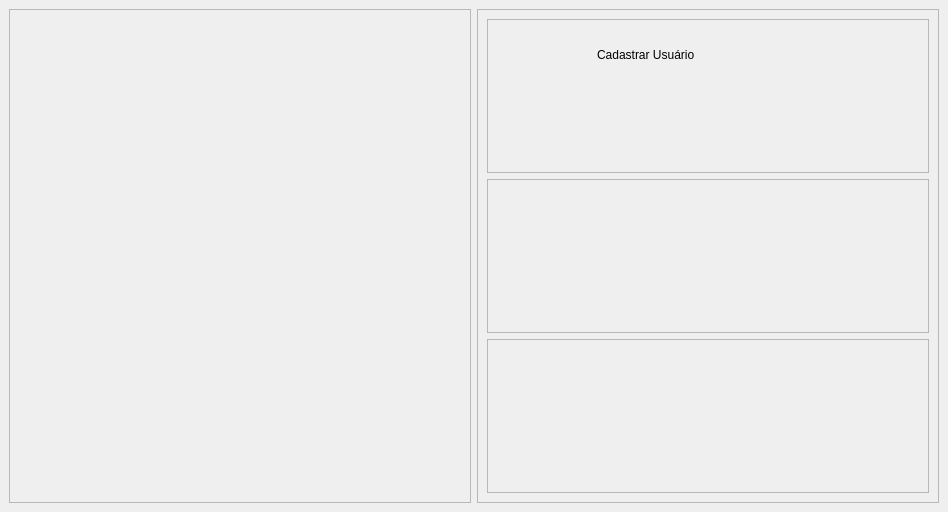
This is Desktop/Novembro/21 de Novembro/design.ui in Faelavgtt/BancoDeDados as Qt 5 draws it before an edit. The edited form follows.
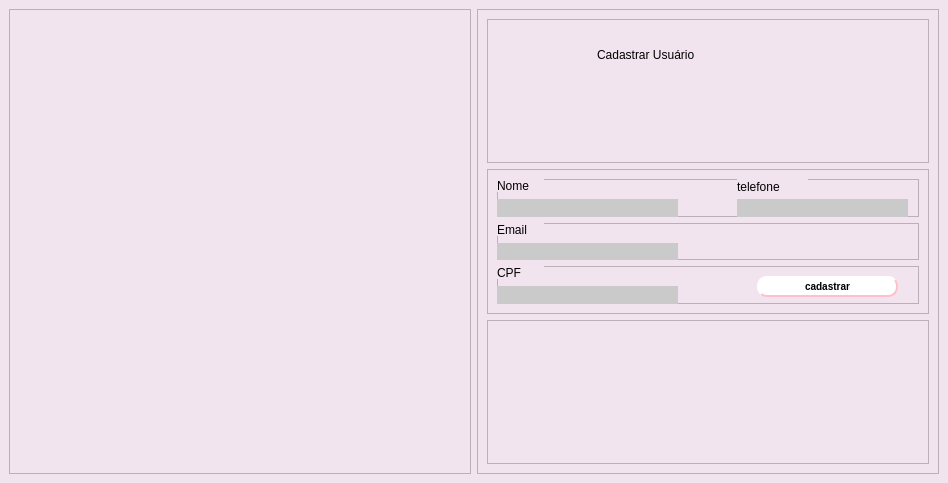
This is the edited form. Icons and pictures are not drawn.

Diff of the .ui file:
```diff
--- a/Desktop/Novembro/21 de Novembro/design.ui
+++ b/Desktop/Novembro/21 de Novembro/design.ui
@@ -7,12 +7,15 @@
     <x>0</x>
     <y>0</y>
     <width>948</width>
-    <height>512</height>
+    <height>483</height>
    </rect>
   </property>
   <property name="windowTitle">
    <string>MainWindow</string>
   </property>
+  <property name="styleSheet">
+   <string notr="true">background-color:#F2E4EE;</string>
+  </property>
   <widget class="QWidget" name="centralwidget">
    <layout class="QHBoxLayout" name="horizontalLayout">
     <item>
@@ -68,6 +71,194 @@
          <property name="frameShadow">
           <enum>QFrame::Raised</enum>
          </property>
+         <layout class="QVBoxLayout" name="verticalLayout_2">
+          <item>
+           <widget class="QFrame" name="cadastro">
+            <property name="frameShape">
+             <enum>QFrame::StyledPanel</enum>
+            </property>
+            <property name="frameShadow">
+             <enum>QFrame::Raised</enum>
+            </property>
+            <widget class="QLineEdit" name="inputNome">
+             <property name="geometry">
+              <rect>
+               <x>0</x>
+               <y>20</y>
+               <width>181</width>
+               <height>20</height>
+              </rect>
+             </property>
+             <property name="styleSheet">
+              <string notr="true">.QLineEdit{ border:none;
+	background-color: #CACACA;
+}</string>
+             </property>
+            </widget>
+            <widget class="QLabel" name="label_2">
+             <property name="geometry">
+              <rect>
+               <x>0</x>
+               <y>0</y>
+               <width>47</width>
+               <height>13</height>
+              </rect>
+             </property>
+             <property name="styleSheet">
+              <string notr="true">.QLabel{
+	font: 87 10pt &quot;Source Code Pro Black&quot;;
+}</string>
+             </property>
+             <property name="text">
+              <string>Nome</string>
+             </property>
+            </widget>
+            <widget class="QLineEdit" name="inputTelefone">
+             <property name="geometry">
+              <rect>
+               <x>240</x>
+               <y>20</y>
+               <width>171</width>
+               <height>20</height>
+              </rect>
+             </property>
+             <property name="styleSheet">
+              <string notr="true">.QLineEdit{ border:none;
+	background-color: #CACACA;
+}</string>
+             </property>
+            </widget>
+            <widget class="QLabel" name="label_5">
+             <property name="geometry">
+              <rect>
+               <x>240</x>
+               <y>0</y>
+               <width>71</width>
+               <height>16</height>
+              </rect>
+             </property>
+             <property name="styleSheet">
+              <string notr="true">.QLabel{
+	font: 87 10pt &quot;Source Code Pro Black&quot;;
+}</string>
+             </property>
+             <property name="text">
+              <string>telefone</string>
+             </property>
+            </widget>
+           </widget>
+          </item>
+          <item>
+           <widget class="QFrame" name="frame_2">
+            <property name="frameShape">
+             <enum>QFrame::StyledPanel</enum>
+            </property>
+            <property name="frameShadow">
+             <enum>QFrame::Raised</enum>
+            </property>
+            <widget class="QLabel" name="label_3">
+             <property name="geometry">
+              <rect>
+               <x>0</x>
+               <y>0</y>
+               <width>47</width>
+               <height>13</height>
+              </rect>
+             </property>
+             <property name="styleSheet">
+              <string notr="true">.QLabel{
+	font: 87 10pt &quot;Source Code Pro Black&quot;;
+}</string>
+             </property>
+             <property name="text">
+              <string>Email</string>
+             </property>
+            </widget>
+            <widget class="QLineEdit" name="inputEmail">
+             <property name="geometry">
+              <rect>
+               <x>0</x>
+               <y>20</y>
+               <width>181</width>
+               <height>20</height>
+              </rect>
+             </property>
+             <property name="styleSheet">
+              <string notr="true">.QLineEdit{ border:none;
+	background-color: #CACACA;
+}</string>
+             </property>
+            </widget>
+           </widget>
+          </item>
+          <item>
+           <widget class="QFrame" name="frame_3">
+            <property name="frameShape">
+             <enum>QFrame::StyledPanel</enum>
+            </property>
+            <property name="frameShadow">
+             <enum>QFrame::Raised</enum>
+            </property>
+            <widget class="QLabel" name="label_4">
+             <property name="geometry">
+              <rect>
+               <x>0</x>
+               <y>0</y>
+               <width>47</width>
+               <height>13</height>
+              </rect>
+             </property>
+             <property name="styleSheet">
+              <string notr="true">.QLabel{
+	font: 87 10pt &quot;Source Code Pro Black&quot;;
+}</string>
+             </property>
+             <property name="text">
+              <string>CPF</string>
+             </property>
+            </widget>
+            <widget class="QLineEdit" name="inputCpf">
+             <property name="geometry">
+              <rect>
+               <x>0</x>
+               <y>20</y>
+               <width>181</width>
+               <height>20</height>
+              </rect>
+             </property>
+             <property name="styleSheet">
+              <string notr="true">.QLineEdit{ border:none;
+	background-color: #CACACA;
+}</string>
+             </property>
+            </widget>
+            <widget class="QPushButton" name="btn_cadastrar">
+             <property name="geometry">
+              <rect>
+               <x>260</x>
+               <y>10</y>
+               <width>141</width>
+               <height>21</height>
+              </rect>
+             </property>
+             <property name="styleSheet">
+              <string notr="true">QPushButton {background-color: white;
+    border-style: outset;
+    border-width: 2px;
+    border-radius: 10px;
+    border-color: pink;
+    font: bold 10px ;
+	text-align:center;
+
+    }</string>
+             </property>
+             <property name="text">
+              <string>cadastrar</string>
+             </property>
+            </widget>
+           </widget>
+          </item>
+         </layout>
         </widget>
        </item>
        <item>
```
Left out of the diff: 19 changed lines with no effect on the pictures.
